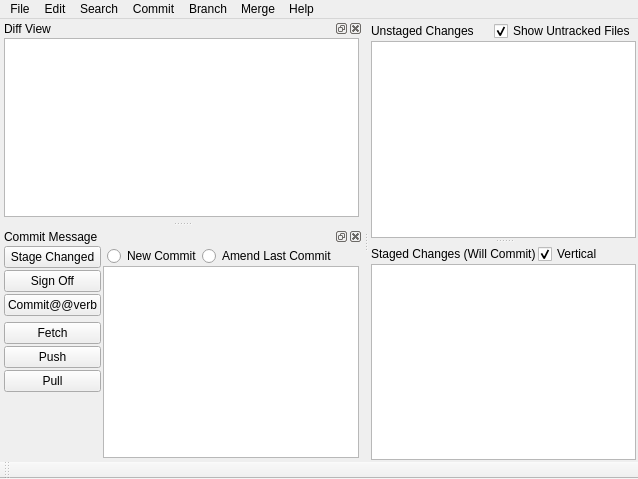
The window that ui/main.ui (git-cola/git-cola) describes before a commit, drawn with Qt 5.
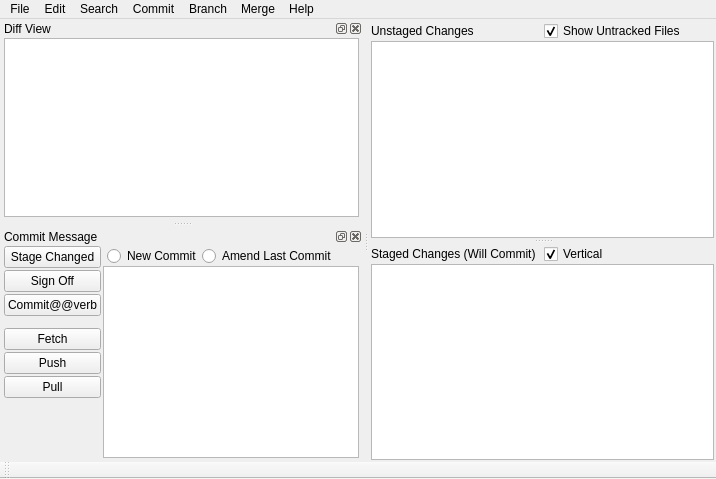
The same window after the commit.

Commit message: ui: added some tweaks to make things look correct on macos

Diff of the .ui file:
```diff
--- a/ui/main.ui
+++ b/ui/main.ui
@@ -6,7 +6,7 @@
    <rect>
     <x>0</x>
     <y>0</y>
-    <width>619</width>
+    <width>716</width>
     <height>479</height>
    </rect>
   </property>
@@ -14,25 +14,26 @@
    <set>QMainWindow::AllowNestedDocks|QMainWindow::AllowTabbedDocks|QMainWindow::AnimatedDocks|QMainWindow::ForceTabbedDocks</set>
   </property>
   <widget class="QWidget" name="centralwidget" >
-   <property name="geometry" >
-    <rect>
-     <x>361</x>
-     <y>26</y>
-     <width>258</width>
-     <height>438</height>
-    </rect>
-   </property>
    <property name="sizePolicy" >
     <sizepolicy vsizetype="Minimum" hsizetype="Minimum" >
      <horstretch>1</horstretch>
      <verstretch>1</verstretch>
     </sizepolicy>
    </property>
-   <layout class="QHBoxLayout" name="horizontalLayout_3" >
+   <layout class="QHBoxLayout" >
     <property name="spacing" >
      <number>0</number>
     </property>
-    <property name="margin" >
+    <property name="leftMargin" >
+     <number>0</number>
+    </property>
+    <property name="topMargin" >
+     <number>0</number>
+    </property>
+    <property name="rightMargin" >
+     <number>0</number>
+    </property>
+    <property name="bottomMargin" >
      <number>0</number>
     </property>
     <item>
@@ -65,12 +66,12 @@
        <number>2</number>
       </property>
       <widget class="QWidget" name="layoutWidget" >
-       <layout class="QVBoxLayout" name="_7" >
+       <layout class="QVBoxLayout" >
         <property name="spacing" >
          <number>0</number>
         </property>
         <item>
-         <layout class="QHBoxLayout" name="_8" >
+         <layout class="QHBoxLayout" >
           <item>
            <widget class="QLabel" name="label_3" >
             <property name="sizePolicy" >
@@ -127,12 +128,12 @@
        </layout>
       </widget>
       <widget class="QWidget" name="layoutWidget_2" >
-       <layout class="QVBoxLayout" name="_9" >
+       <layout class="QVBoxLayout" >
         <property name="spacing" >
          <number>0</number>
         </property>
         <item>
-         <layout class="QHBoxLayout" name="_10" >
+         <layout class="QHBoxLayout" >
           <item>
            <widget class="QLabel" name="label_2" >
             <property name="sizePolicy" >
@@ -191,8 +192,8 @@
     <rect>
      <x>0</x>
      <y>0</y>
-     <width>619</width>
-     <height>26</height>
+     <width>716</width>
+     <height>22</height>
     </rect>
    </property>
    <widget class="QMenu" name="commit_menu" >
@@ -422,14 +423,6 @@
    </widget>
   </widget>
   <widget class="QDockWidget" name="editor_dock" >
-   <property name="geometry" >
-    <rect>
-     <x>0</x>
-     <y>226</y>
-     <width>355</width>
-     <height>238</height>
-    </rect>
-   </property>
    <property name="sizePolicy" >
     <sizepolicy vsizetype="Minimum" hsizetype="Minimum" >
      <horstretch>0</horstretch>
@@ -446,21 +439,13 @@
     <number>1</number>
    </attribute>
    <widget class="QWidget" name="dockWidgetContents_3" >
-    <property name="geometry" >
-     <rect>
-      <x>0</x>
-      <y>20</y>
-      <width>355</width>
-      <height>218</height>
-     </rect>
-    </property>
     <property name="sizePolicy" >
      <sizepolicy vsizetype="MinimumExpanding" hsizetype="MinimumExpanding" >
       <horstretch>0</horstretch>
       <verstretch>0</verstretch>
      </sizepolicy>
     </property>
-    <layout class="QHBoxLayout" name="horizontalLayout_2" >
+    <layout class="QHBoxLayout" >
      <property name="spacing" >
       <number>0</number>
      </property>
@@ -493,11 +478,20 @@
          <height>100</height>
         </size>
        </property>
-       <layout class="QHBoxLayout" name="_2" >
+       <layout class="QHBoxLayout" >
         <property name="spacing" >
          <number>2</number>
         </property>
-        <property name="margin" >
+        <property name="leftMargin" >
+         <number>0</number>
+        </property>
+        <property name="topMargin" >
+         <number>0</number>
+        </property>
+        <property name="rightMargin" >
+         <number>0</number>
+        </property>
+        <property name="bottomMargin" >
          <number>0</number>
         </property>
         <item>
@@ -514,14 +508,20 @@
             <height>10</height>
            </size>
           </property>
-          <layout class="QVBoxLayout" name="_3" >
-           <property name="spacing" >
-            <number>2</number>
-           </property>
+          <layout class="QVBoxLayout" >
            <property name="sizeConstraint" >
             <enum>QLayout::SetNoConstraint</enum>
            </property>
-           <property name="margin" >
+           <property name="leftMargin" >
+            <number>0</number>
+           </property>
+           <property name="topMargin" >
+            <number>0</number>
+           </property>
+           <property name="rightMargin" >
+            <number>0</number>
+           </property>
+           <property name="bottomMargin" >
             <number>0</number>
            </property>
            <item>
@@ -585,17 +585,17 @@
             </widget>
            </item>
            <item>
-            <spacer name="verticalSpacer" >
+            <spacer>
              <property name="orientation" >
               <enum>Qt::Vertical</enum>
              </property>
              <property name="sizeType" >
               <enum>QSizePolicy::Minimum</enum>
              </property>
-             <property name="sizeHint" stdset="0" >
+             <property name="sizeHint" >
               <size>
-               <width>1</width>
-               <height>4</height>
+               <width>20</width>
+               <height>10</height>
               </size>
              </property>
             </spacer>
@@ -608,7 +608,7 @@
                <verstretch>0</verstretch>
               </sizepolicy>
              </property>
-             <property name="sizeIncrement" >
+             <property name="minimumSize" >
               <size>
                <width>0</width>
                <height>22</height>
@@ -658,14 +658,14 @@
             </widget>
            </item>
            <item>
-            <spacer name="verticalSpacer_2" >
+            <spacer>
              <property name="orientation" >
               <enum>Qt::Vertical</enum>
              </property>
              <property name="sizeType" >
               <enum>QSizePolicy::MinimumExpanding</enum>
              </property>
-             <property name="sizeHint" stdset="0" >
+             <property name="sizeHint" >
               <size>
                <width>1</width>
                <height>4</height>
@@ -773,14 +773,6 @@
    <property name="enabled" >
     <bool>true</bool>
    </property>
-   <property name="geometry" >
-    <rect>
-     <x>0</x>
-     <y>464</y>
-     <width>619</width>
-     <height>15</height>
-    </rect>
-   </property>
    <property name="windowTitle" >
     <string>toolbar</string>
    </property>
```
Left out of the diff: 56 changed lines with no effect on the pictures.
